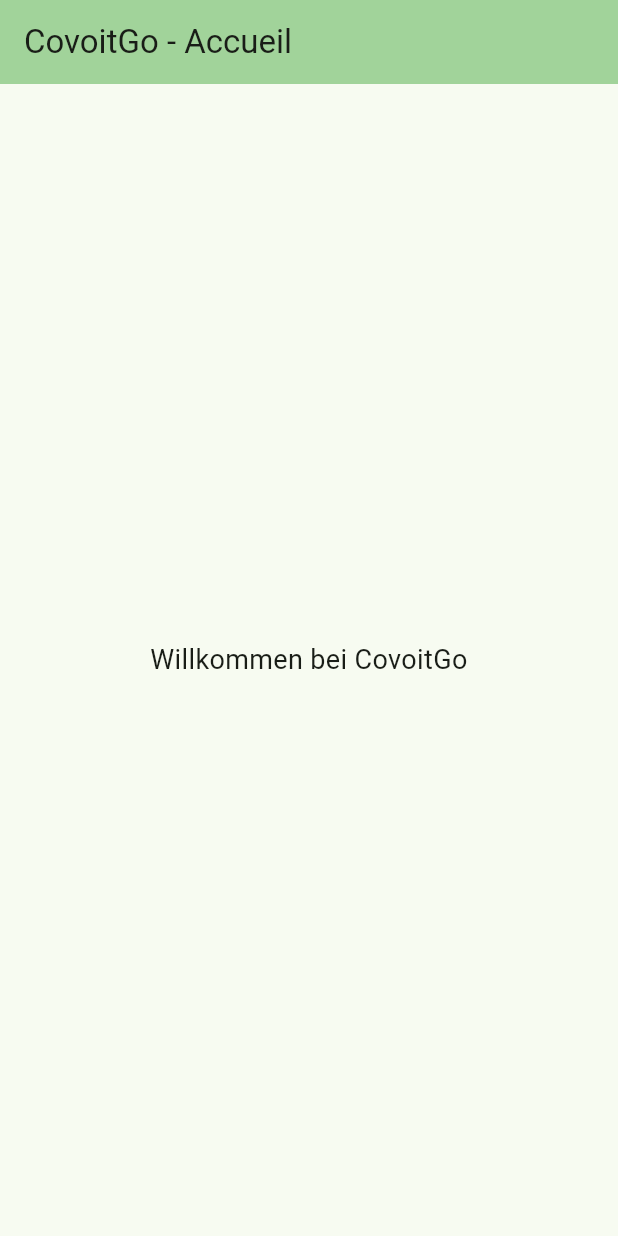
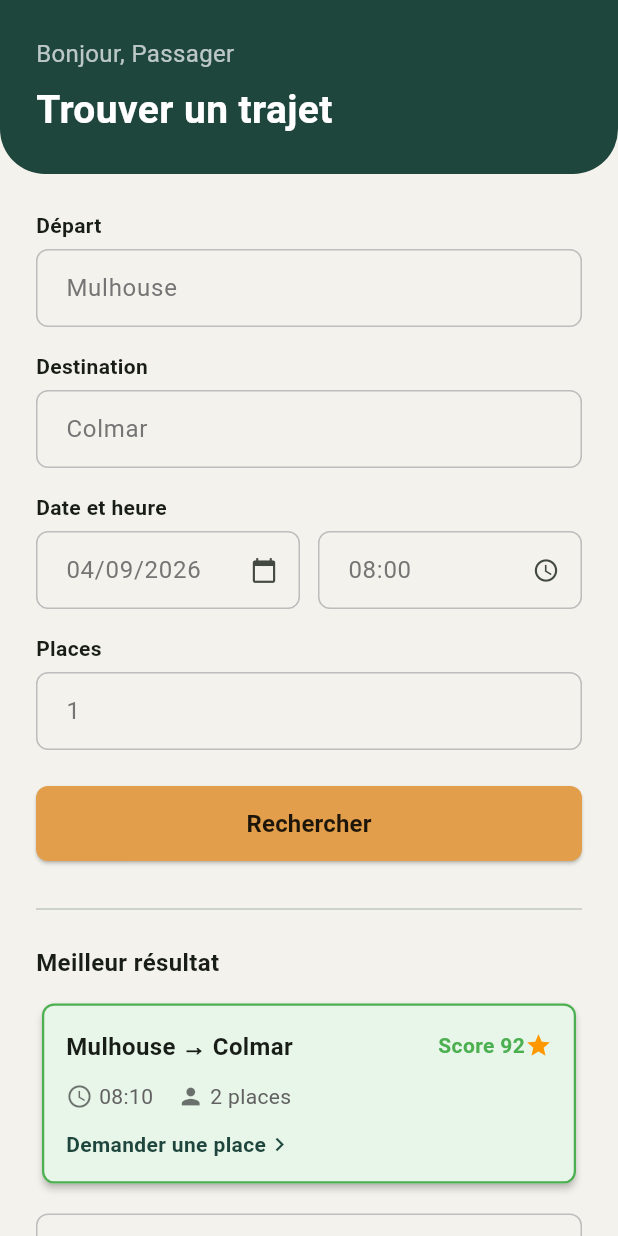
Before and after one commit to WebDeveloperDB/CovoitGo, a Flutter app: the screen it shows after launch, on a phone screen of 412 x 824 dp. Run offline on Flutter 3.47's test engine with Material 3 defaults, Android fonts, the phone set to English and light mode, and no system bars.

Commit message:
créer  interface accueil passager

```diff
--- a/mobile/lib/main.dart
+++ b/mobile/lib/main.dart
@@ -1,5 +1,6 @@
 // Importiert die grundlegenden Flutter-Bausteine (Widgets, Farben, Material Design).
 import 'package:flutter/material.dart';
+import 'screens/passager_accueil_screen.dart';
 
 // Die "main" Funktion ist der Startpunkt der gesamten App.
 // Wenn die App auf dem Handy startet, sucht das System genau nach dieser "main" Funktion.
@@ -35,7 +36,7 @@
 
       // "home" definiert den allerersten Bildschirm (Screen),
       // der angezeigt wird, direkt wenn die App startet.
-      home: const AccueilScreen(),
+      home: const PassagerAccueilScreen(),
     );
   }
 }
--- /dev/null
+++ b/mobile/lib/screens/passager_accueil_screen.dart
@@ -0,0 +1,365 @@
+import 'package:flutter/material.dart';
+
+class PassagerAccueilScreen extends StatefulWidget {
+  const PassagerAccueilScreen({super.key});
+
+  @override
+  State<PassagerAccueilScreen> createState() => _PassagerAccueilScreenState();
+}
+
+class _PassagerAccueilScreenState extends State<PassagerAccueilScreen> {
+  // Dummy-Variable für den Namen des eingeloggten Benutzers.
+  // Später holen wir diesen Namen dynamisch aus der Datenbank.
+  final String userName = "Passager";
+
+  // Zeigt an, ob wir bereits eine Suche durchgeführt haben.
+  // Ist momentan fest auf 'true', damit wir das Ergebnis-Design sehen können.
+  final bool hasSearched = true;
+
+  // Variablen zum Speichern des gewählten Datums und der Uhrzeit
+  DateTime? selectedDate;
+  TimeOfDay? selectedTime;
+
+  // Controller für die Textfelder, um den Text per Code (nach Auswahl im Kalender) ändern zu können
+  final TextEditingController _dateController = TextEditingController();
+  final TextEditingController _timeController = TextEditingController();
+
+  // Methode, um den Kalender zu öffnen (Date Picker)
+  Future<void> _selectDate(BuildContext context) async {
+    final DateTime? picked = await showDatePicker(
+      context: context,
+      initialDate: DateTime.now(), // Heute vorausgewählt
+      firstDate: DateTime.now(),   // Man kann nicht in der Vergangenheit buchen
+      lastDate: DateTime(2030),    // Max. Jahr 2030
+    );
+    if (picked != null && picked != selectedDate) {
+      setState(() {
+        selectedDate = picked;
+        // Datum formatieren als DD/MM/YYYY
+        _dateController.text = "${picked.day.toString().padLeft(2, '0')}/${picked.month.toString().padLeft(2, '0')}/${picked.year}";
+      });
+    }
+  }
+
+  // Methode, um die Uhr-Auswahl zu öffnen (Time Picker)
+  Future<void> _selectTime(BuildContext context) async {
+    final TimeOfDay? picked = await showTimePicker(
+      context: context,
+      initialTime: TimeOfDay.now(),
+    );
+    if (picked != null && picked != selectedTime) {
+      setState(() {
+        selectedTime = picked;
+        // Uhrzeit formatieren als HH:MM
+        _timeController.text = "${picked.hour.toString().padLeft(2, '0')}:${picked.minute.toString().padLeft(2, '0')}";
+      });
+    }
+  }
+
+  // Funktion zum Anzeigen des Pop-ups (Bottom Sheet) mit restlichen Fahrten
+  void _afficherTousLesResultats(BuildContext context) {
+    showModalBottomSheet(
+      context: context,
+      isScrollControlled: true,
+      shape: const RoundedRectangleBorder(
+        borderRadius: BorderRadius.vertical(top: Radius.circular(20)),
+      ),
+      builder: (BuildContext context) {
+        return DraggableScrollableSheet(
+          initialChildSize: 0.6,
+          minChildSize: 0.3,
+          maxChildSize: 0.9,
+          expand: false,
+          builder: (_, scrollController) {
+            return Column(
+              children: [
+                const Padding(
+                  padding: EdgeInsets.all(16.0),
+                  child: Text(
+                    "Toutes les propositions",
+                    style: TextStyle(fontSize: 20, fontWeight: FontWeight.bold),
+                  ),
+                ),
+                Expanded(
+                  child: ListView.builder(
+                    controller: scrollController,
+                    itemCount: 5, // Wir generieren 5 Dummy-Ergebnisse
+                    itemBuilder: (context, index) {
+                      return Card(
+                        margin: const EdgeInsets.symmetric(horizontal: 16, vertical: 8),
+                        child: ListTile(
+                          title: const Text("Mulhouse → Colmar"),
+                          subtitle: Text("08:${20 + (index * 5)} • 2 places • Score ${80 - index}"),
+                          trailing: const Icon(Icons.arrow_forward_ios, size: 16),
+                        ),
+                      );
+                    },
+                  ),
+                ),
+              ],
+            );
+          },
+        );
+      },
+    );
+  }
+
+  // Hilfsmethode, um normale Textfelder (Départ, Destination, Places) zu bauen
+  Widget _buildTextField(String label, String hint, {TextInputType keyboardType = TextInputType.text}) {
+    return Column(
+      crossAxisAlignment: CrossAxisAlignment.start,
+      children: [
+        Text(label, style: const TextStyle(fontWeight: FontWeight.bold, fontSize: 14)),
+        const SizedBox(height: 6),
+        TextField(
+          // Hier können wir nun bestimmen, ob die Tastatur nur Zahlen oder auch Buchstaben anzeigt
+          keyboardType: keyboardType,
+          decoration: InputDecoration(
+            hintText: hint,
+            hintStyle: TextStyle(color: Colors.grey.shade600),
+            filled: true,
+            fillColor: Colors.transparent,
+            contentPadding: const EdgeInsets.symmetric(horizontal: 16, vertical: 14),
+            border: OutlineInputBorder(
+              borderRadius: BorderRadius.circular(8),
+              borderSide: BorderSide(color: Colors.grey.shade400),
+            ),
+            enabledBorder: OutlineInputBorder(
+              borderRadius: BorderRadius.circular(8),
+              borderSide: BorderSide(color: Colors.grey.shade400),
+            ),
+            focusedBorder: OutlineInputBorder(
+              borderRadius: BorderRadius.circular(8),
+              borderSide: const BorderSide(color: Color(0xFF1E463D)),
+            ),
+          ),
+        ),
+      ],
+    );
+  }
+
+  @override
+  Widget build(BuildContext context) {
+    // Unsere definierten Farben aus der Maquette
+    final Color bgColor = const Color(0xFFF4F2EC);
+    final Color headerColor = const Color(0xFF1E463D);
+    final Color btnColor = const Color(0xFFE29E4A);
+
+    return Scaffold(
+      backgroundColor: bgColor,
+      body: SafeArea(
+        child: SingleChildScrollView( // Erlaubt scrollen, falls das Display klein ist
+          child: Column(
+            crossAxisAlignment: CrossAxisAlignment.stretch,
+            children: [
+              // ==========================================
+              // 1. DER DUNKELGRÜNE HEADER-BEREICH OBEN
+              // ==========================================
+              Container(
+                padding: const EdgeInsets.all(24.0),
+                decoration: BoxDecoration(
+                  color: headerColor,
+                  borderRadius: const BorderRadius.only(
+                    bottomLeft: Radius.circular(30),
+                    bottomRight: Radius.circular(30),
+                  ),
+                ),
+                child: Column(
+                  crossAxisAlignment: CrossAxisAlignment.start,
+                  children: [
+                    Text(
+                      'Bonjour, $userName',
+                      style: const TextStyle(color: Colors.white70, fontSize: 16),
+                    ),
+                    const SizedBox(height: 8),
+                    const Text(
+                      'Trouver un trajet',
+                      style: TextStyle(color: Colors.white, fontSize: 26, fontWeight: FontWeight.bold),
+                    ),
+                  ],
+                ),
+              ),
+
+              // ==========================================
+              // 2. DAS SUCH-FORMULAR
+              // ==========================================
+              Padding(
+                padding: const EdgeInsets.all(24.0),
+                child: Column(
+                  crossAxisAlignment: CrossAxisAlignment.start,
+                  children: [
+                    // Startort
+                    _buildTextField("Départ", "Mulhouse"),
+                    const SizedBox(height: 16),
+
+                    // Zielort
+                    _buildTextField("Destination", "Colmar"),
+                    const SizedBox(height: 16),
+
+                    // Datum und Uhrzeit nebeneinander
+                    const Text("Date et heure", style: TextStyle(fontWeight: FontWeight.bold, fontSize: 14)),
+                    const SizedBox(height: 6),
+                    Row(
+                      children: [
+                        // ----- DATUM-FELD -----
+                        Expanded(
+                          child: TextField(
+                            controller: _dateController, // Verbindet das Feld mit unserem Code
+                            readOnly: true, // WICHTIG: Erlaubt keine manuelle Tastatureingabe
+                            onTap: () => _selectDate(context), // Öffnet den Kalender beim Klicken!
+                            decoration: InputDecoration(
+                              hintText: "04/09/2026",
+                              hintStyle: TextStyle(color: Colors.grey.shade600),
+                              suffixIcon: const Icon(Icons.calendar_today, size: 18), // Kleines Kalender-Icon
+                              contentPadding: const EdgeInsets.symmetric(horizontal: 16, vertical: 14),
+                              border: OutlineInputBorder(borderRadius: BorderRadius.circular(8)),
+                              enabledBorder: OutlineInputBorder(
+                                borderRadius: BorderRadius.circular(8),
+                                borderSide: BorderSide(color: Colors.grey.shade400),
+                              ),
+                            ),
+                          ),
+                        ),
+                        const SizedBox(width: 12),
+                        // ----- UHRZEIT-FELD -----
+                        Expanded(
+                          child: TextField(
+                            controller: _timeController, // Verbindet das Feld mit unserem Code
+                            readOnly: true, // WICHTIG: Erlaubt keine manuelle Tastatureingabe
+                            onTap: () => _selectTime(context), // Öffnet die Uhr beim Klicken!
+                            decoration: InputDecoration(
+                              hintText: "08:00",
+                              hintStyle: TextStyle(color: Colors.grey.shade600),
+                              suffixIcon: const Icon(Icons.access_time, size: 18), // Kleines Uhr-Icon
+                              contentPadding: const EdgeInsets.symmetric(horizontal: 16, vertical: 14),
+                              border: OutlineInputBorder(borderRadius: BorderRadius.circular(8)),
+                              enabledBorder: OutlineInputBorder(
+                                borderRadius: BorderRadius.circular(8),
+                                borderSide: BorderSide(color: Colors.grey.shade400),
+                              ),
+                            ),
+                          ),
+                        ),
+                      ],
+                    ),
+                    const SizedBox(height: 16),
+
+                    // Zusatzfeld für "Places", zwingt die Handy-Tastatur auf "Nur Zahlen"
+                    _buildTextField("Places", "1", keyboardType: TextInputType.number),
+                    const SizedBox(height: 24),
+
+                    // Rechercher Button in Orange
+                    SizedBox(
+                      width: double.infinity,
+                      height: 50,
+                      child: ElevatedButton(
+                        style: ElevatedButton.styleFrom(
+                          backgroundColor: btnColor,
+                          foregroundColor: Colors.black87, // Dunkler Text für besseren Kontrast
+                          shape: RoundedRectangleBorder(borderRadius: BorderRadius.circular(8)),
+                        ),
+                        onPressed: () {
+                          // Hier schreiben wir später den Code, um die Suche ans Backend (Spring Boot) zu senden
+                        },
+                        child: const Text('Rechercher', style: TextStyle(fontSize: 16, fontWeight: FontWeight.bold)),
+                      ),
+                    ),
+
+                    const SizedBox(height: 24),
+                    const Divider(thickness: 1), // Eine dünne graue Trennlinie
+                    const SizedBox(height: 16),
+
+                    // ==========================================
+                    // 3. ERGEBNIS-ANZEIGE (Meilleur Résultat)
+                    // ==========================================
+                    if (hasSearched) ...[
+                      const Text(
+                        "Meilleur résultat",
+                        style: TextStyle(fontSize: 16, fontWeight: FontWeight.bold),
+                      ),
+                      const SizedBox(height: 12),
+
+                      // Kasten für das beste Ergebnis (wie gewünscht: wieder mit schönem grünen Design)
+                      Card(
+                        color: Colors.green.shade50, // Sehr heller grüner Hintergrund
+                        elevation: 2, // Leichter Schatten
+                        shape: RoundedRectangleBorder(
+                          borderRadius: BorderRadius.circular(8),
+                          side: const BorderSide(color: Colors.green, width: 1.5), // Grüner Rahmen
+                        ),
+                        child: Padding(
+                          padding: const EdgeInsets.all(16.0),
+                          child: Column(
+                            crossAxisAlignment: CrossAxisAlignment.start,
+                            children: [
+                              // Score und Stern-Icon ganz oben rechts
+                              const Row(
+                                mainAxisAlignment: MainAxisAlignment.spaceBetween,
+                                children: [
+                                  Text("Mulhouse → Colmar", style: TextStyle(fontWeight: FontWeight.bold, fontSize: 16)),
+                                  Row(
+                                    children: [
+                                      Text("Score 92", style: TextStyle(fontWeight: FontWeight.bold, color: Colors.green)),
+                                      Icon(Icons.star, color: Colors.orange, size: 18),
+                                    ],
+                                  ),
+                                ],
+                              ),
+                              const SizedBox(height: 12),
+                              // Infos zur Fahrt (Zeit und Plätze) mit kleinen Icons daneben
+                              Row(
+                                children: [
+                                  const Icon(Icons.access_time, size: 18, color: Colors.black54),
+                                  const SizedBox(width: 4),
+                                  Text("08:10", style: TextStyle(color: Colors.grey.shade700, fontSize: 14)),
+                                  const SizedBox(width: 16),
+                                  const Icon(Icons.person, size: 18, color: Colors.black54),
+                                  const SizedBox(width: 4),
+                                  Text("2 places", style: TextStyle(color: Colors.grey.shade700, fontSize: 14)),
+                                ],
+                              ),
+                              const SizedBox(height: 12),
+                              // Der Button/Link "Demander une place"
+                              GestureDetector(
+                                onTap: () {
+                                  // HIER WIRD SPÄTER DIE SEITE GEWECHSELT!
+                                  // Code kommt später: Navigator.push(context, MaterialPageRoute(builder: (context) => DemandeTrajetScreen()));
+                                },
+                                child: const Row(
+                                  children: [
+                                    Text("Demander une place", style: TextStyle(fontWeight: FontWeight.bold, fontSize: 14, color: Color(0xFF1E463D))),
+                                    Icon(Icons.chevron_right, size: 18, color: Color(0xFF1E463D)),
+                                  ],
+                                ),
+                              ),
+                            ],
+                          ),
+                        ),
+                      ),
+
+                      const SizedBox(height: 16),
+
+                      // Button für die restlichen Ergebnisse
+                      SizedBox(
+                        width: double.infinity,
+                        height: 50,
+                        child: OutlinedButton(
+                          style: OutlinedButton.styleFrom(
+                            side: BorderSide(color: Colors.grey.shade400),
+                            shape: RoundedRectangleBorder(borderRadius: BorderRadius.circular(8)),
+                          ),
+                          onPressed: () => _afficherTousLesResultats(context),
+                          child: const Text("Voir les autres propositions", style: TextStyle(color: Colors.black87, fontWeight: FontWeight.bold)),
+                        ),
+                      )
+                    ]
+                  ],
+                ),
+              ),
+            ],
+          ),
+        ),
+      ),
+    );
+  }
+}
```
